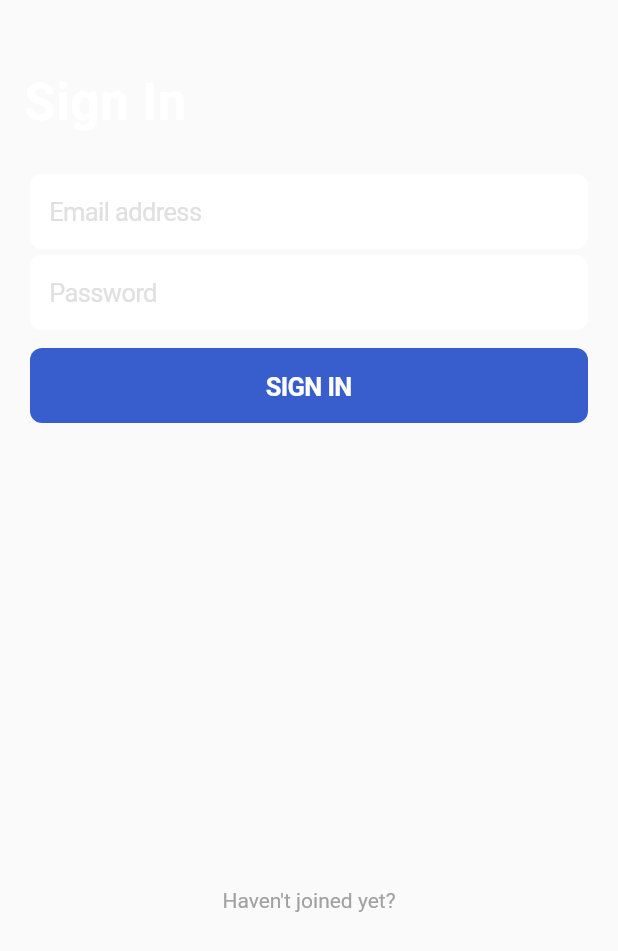
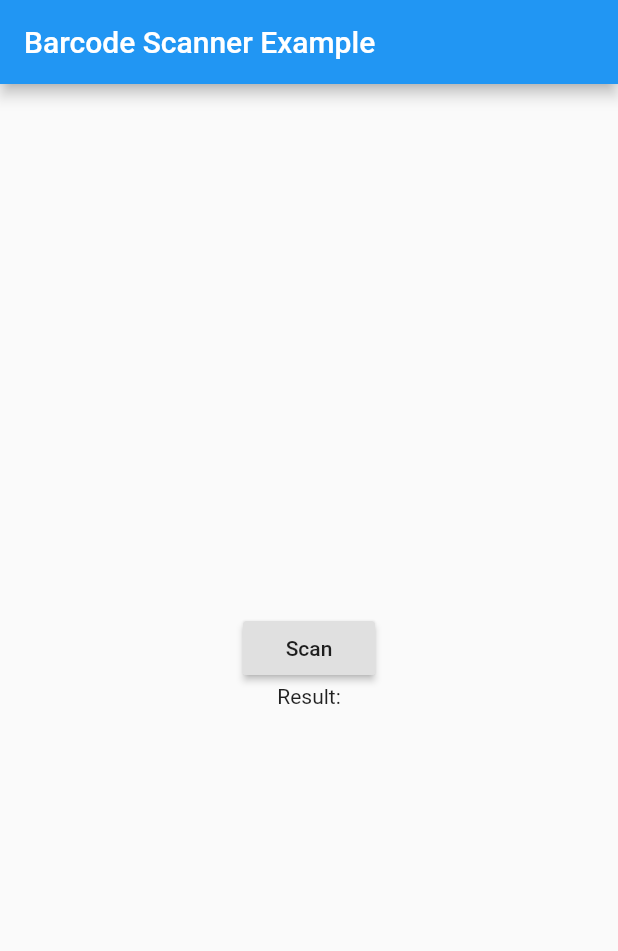
Before and after one commit to kennantz/eval, a Flutter app: the screen it shows after launch, on a phone screen of 412 x 824 dp. Shown: the top 951 px of the screen. Run offline on Flutter 3.47's test engine with Material 2 defaults, Android fonts, the phone set to English and light mode, and no system bars; our stand-ins replace cloud_firestore, equatable, firebase_auth, firebase_core, fluttertoast; missing offline and left inert: barcode_scan; accounts and stored records are empty.

Commit message:
QR Scanner System
QR Scanner implemented, waiting to try on real device

```diff
--- a/lib/main.dart
+++ b/lib/main.dart
@@ -21,7 +21,7 @@ class _MyAppState extends State<MyApp> {
   @override
   Widget build(BuildContext context) {
     return CupertinoApp(
-      home: SignInPage()
+      home: ScanQR()
     );
   }
 
--- /dev/null
+++ b/lib/ui/pages/action/scan_qr.dart
@@ -0,0 +1,61 @@
+part of '../pages.dart';
+
+class ScanQR extends StatefulWidget {
+  @override
+  _ScanQRCode createState() => new _ScanQRCode();
+}
+
+class _ScanQRCode extends State<ScanQR> {
+  String result = "";
+
+  Future _scanQR() async {
+    try {
+      String qrResult = await BarcodeScanner.scan();
+        qrResult = result;
+    } on PlatformException catch (error) {
+      if (error.code == BarcodeScanner.CameraAccessDenied) {
+        setState(() {
+          result = "Camera Access Denied";
+        });
+      } else {
+        setState(() {
+          result = "Error unknown $error";
+        });
+      }
+    } on FormatException {
+      setState(() {
+        result = "You canceled scanning";
+      });
+    } catch (error) {
+      result = "Error unknown $error";
+    }
+  }
+
+  @override
+  Widget build(BuildContext context) {
+    return MaterialApp(
+      home: Scaffold(
+        appBar: AppBar(
+          title: Text('Barcode Scanner Example'),
+        ),
+        body: Center(
+          child: Column(
+            mainAxisAlignment: MainAxisAlignment.center,
+            children: <Widget>[
+              RaisedButton(
+                child: Text('Scan'),
+                onPressed: () async {
+                  var scanQR = _scanQR;
+                },
+              ),
+              Text(
+                'Result: $result',
+                textAlign: TextAlign.center,
+              ),
+            ],
+          ),
+        ),
+      ),
+    );
+  }
+}
--- a/lib/ui/pages/pages.dart
+++ b/lib/ui/pages/pages.dart
@@ -7,7 +7,10 @@ import 'package:flutter/material.dart';
 import 'package:eval/main.dart';
 import 'package:flutter/cupertino.dart';
 import 'package:fluttertoast/fluttertoast.dart';
+import 'package:barcode_scan/barcode_scan.dart';
+import 'package:flutter/services.dart';
 
+part 'action/scan_qr.dart';
 part 'regis/signin_page.dart';
 part 'regis/signup_page.dart';
 part 'tabs/account_page.dart';
--- a/pubspec.yaml
+++ b/pubspec.yaml
@@ -35,6 +35,8 @@ dependencies:
 dev_dependencies:
   flutter_test:
     sdk: flutter
+
+  barcode_scan: ^2.0.1
 
 # For information on the generic Dart part of this file, see the
 # following page: https://dart.dev/tools/pub/pubspec
```
Also changed, not shown: pubspec.lock, 2 other files.
